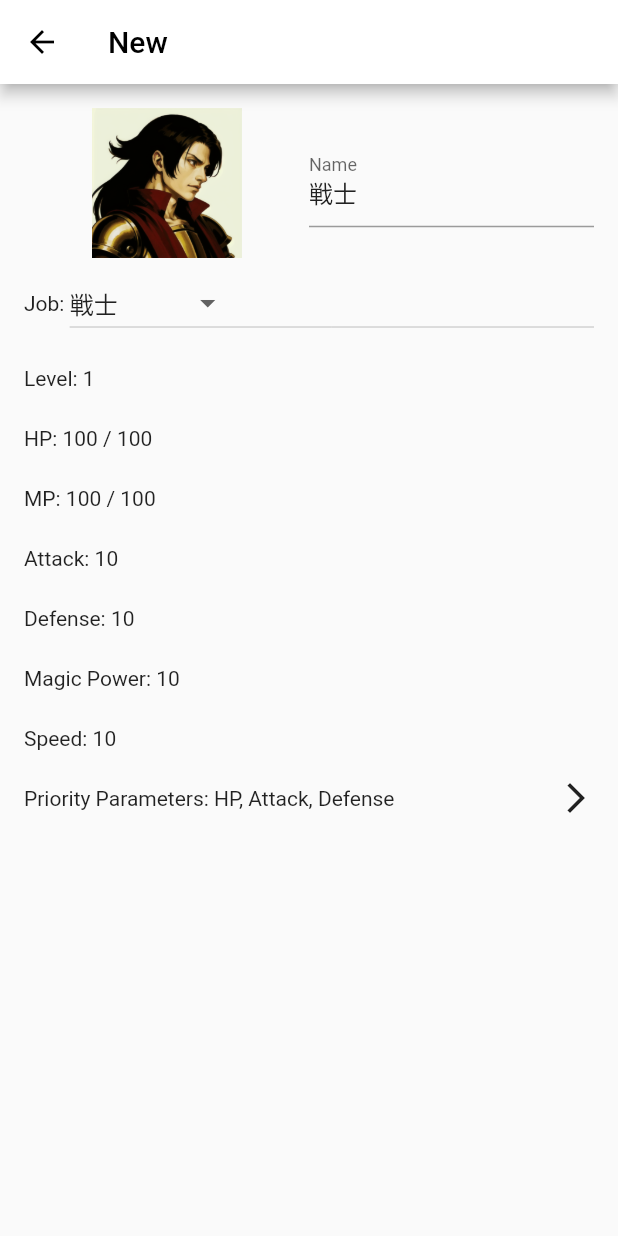
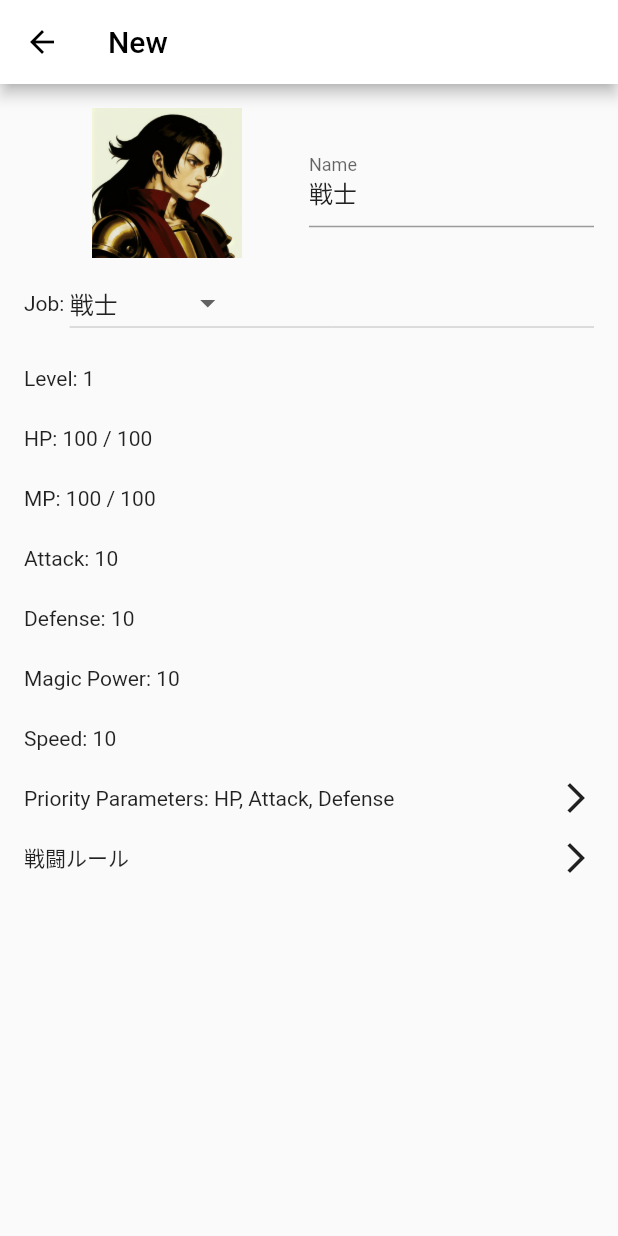
Before and after one commit to hgwr/vermelha_app, a Flutter app: the CharacterScreen screen opened by its route, on a phone screen of 412 x 824 dp. Run offline on Flutter 3.47's test engine with Material 2 defaults, Android fonts, the phone set to English and light mode, and no system bars; our stand-ins replace sqflite; accounts and stored records are empty.

Commit message:
battle rules screen

```diff
--- a/lib/main.dart
+++ b/lib/main.dart
@@ -1,6 +1,7 @@
 import 'package:flutter/material.dart';
 import 'package:provider/provider.dart';
 import 'package:vermelha_app/screens/character_screen.dart';
+import 'package:vermelha_app/screens/edit_battle_rules_screen.dart';
 import 'package:vermelha_app/screens/edit_priority_parameters_screen.dart';
 
 import './db/db_migration.dart';
@@ -73,6 +74,8 @@ class _MyAppState extends State<MyApp> {
             CharacterScreen.routeName: (ctx) => CharacterScreen(),
             EditPriorityParametersScreen.routeName: (ctx) =>
                 const EditPriorityParametersScreen(),
+            EditBattleRulesScreen.routeName: (ctx) =>
+                const EditBattleRulesScreen(),
           },
         ),
       ),
--- a/lib/models/battle_rule.dart
+++ b/lib/models/battle_rule.dart
@@ -3,7 +3,7 @@ import 'package:vermelha_app/models/character.dart';
 import 'package:vermelha_app/models/condition.dart';
 
 class BattleRule {
-  final int id;
+  final int? id;
   final Character owner;
   final int priority;
   final String name;
@@ -11,7 +11,7 @@ class BattleRule {
   final Action action;
 
   const BattleRule({
-    required this.id,
+    this.id,
     required this.owner,
     required this.priority,
     required this.name,
--- a/lib/screens/character_screen.dart
+++ b/lib/screens/character_screen.dart
@@ -1,5 +1,6 @@
 import 'package:flutter/material.dart';
 import 'package:provider/provider.dart';
+import 'package:vermelha_app/screens/edit_battle_rules_screen.dart';
 
 import 'package:vermelha_app/screens/edit_priority_parameters_screen.dart';
 import '../providers/characters_provider.dart';
@@ -174,6 +175,25 @@ class _CharacterScreenState extends State<CharacterScreen> {
             ),
           ),
         ),
+        GestureDetector(
+          onTap: () {
+            Navigator.of(context).pushNamed(
+              EditBattleRulesScreen.routeName,
+              arguments: character,
+            );
+          },
+          child: SizedBox(
+            height: 40,
+            child: Row(
+              children: const [
+                Expanded(
+                  child: Text('戦闘ルール'),
+                ),
+                Icon(Icons.arrow_forward_ios)
+              ],
+            ),
+          ),
+        ),
       ],
     );
   }
```
Also changed, not shown: lib/screens/edit_battle_rules_screen.dart (added, +116 -0 lines).
